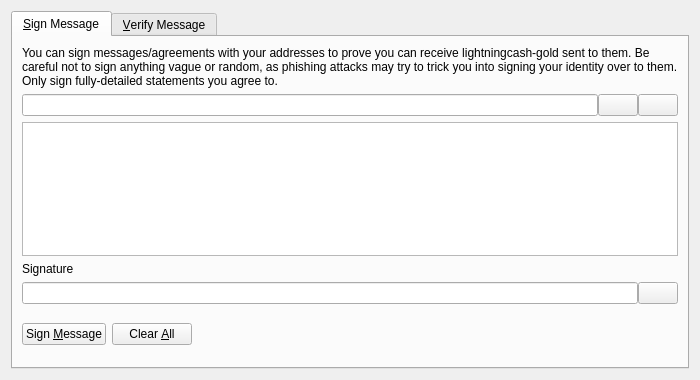
Above: src/qt/forms/signverifymessagedialog.ui from MerlinMagic2018/Lightning-Cash before the change. Below: the same form after it.
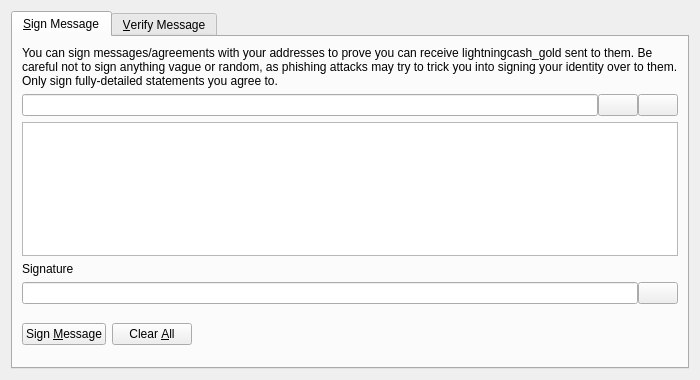
That is the form after the change. Icons and pictures are not drawn. Custom widgets are drawn as their Qt base class.

```diff
--- a/src/qt/forms/signverifymessagedialog.ui
+++ b/src/qt/forms/signverifymessagedialog.ui
@@ -30,7 +30,7 @@
        <item>
         <widget class="QLabel" name="infoLabel_SM">
          <property name="text">
-          <string>You can sign messages/agreements with your addresses to prove you can receive lightningcash-gold sent to them. Be careful not to sign anything vague or random, as phishing attacks may try to trick you into signing your identity over to them. Only sign fully-detailed statements you agree to.</string>
+          <string>You can sign messages/agreements with your addresses to prove you can receive lightningcash_gold sent to them. Be careful not to sign anything vague or random, as phishing attacks may try to trick you into signing your identity over to them. Only sign fully-detailed statements you agree to.</string>
          </property>
          <property name="textFormat">
           <enum>Qt::PlainText</enum>
```
